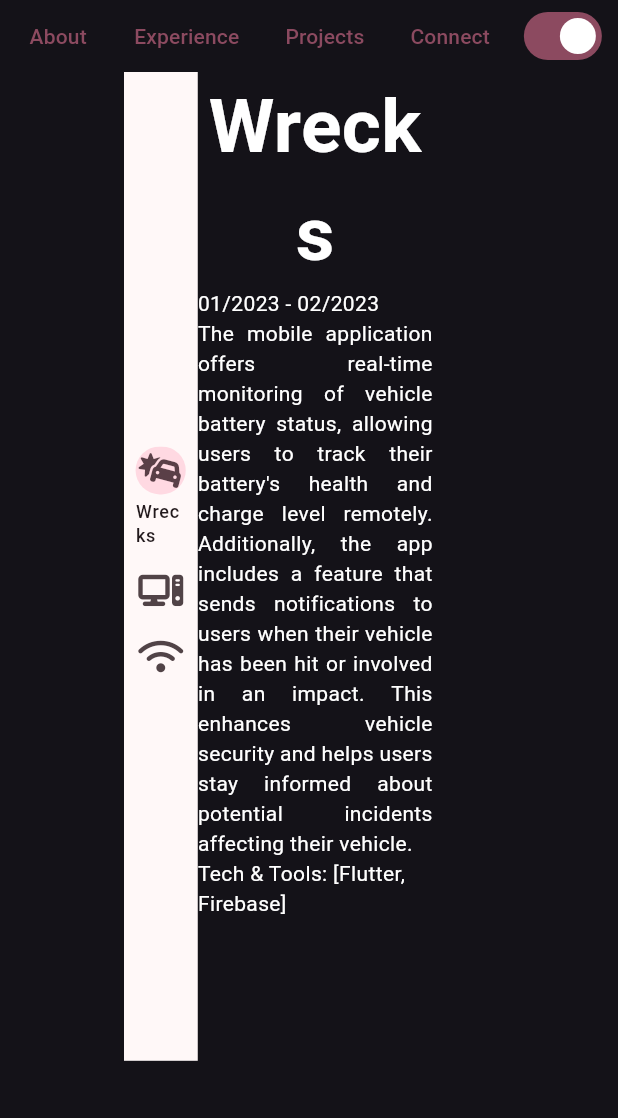
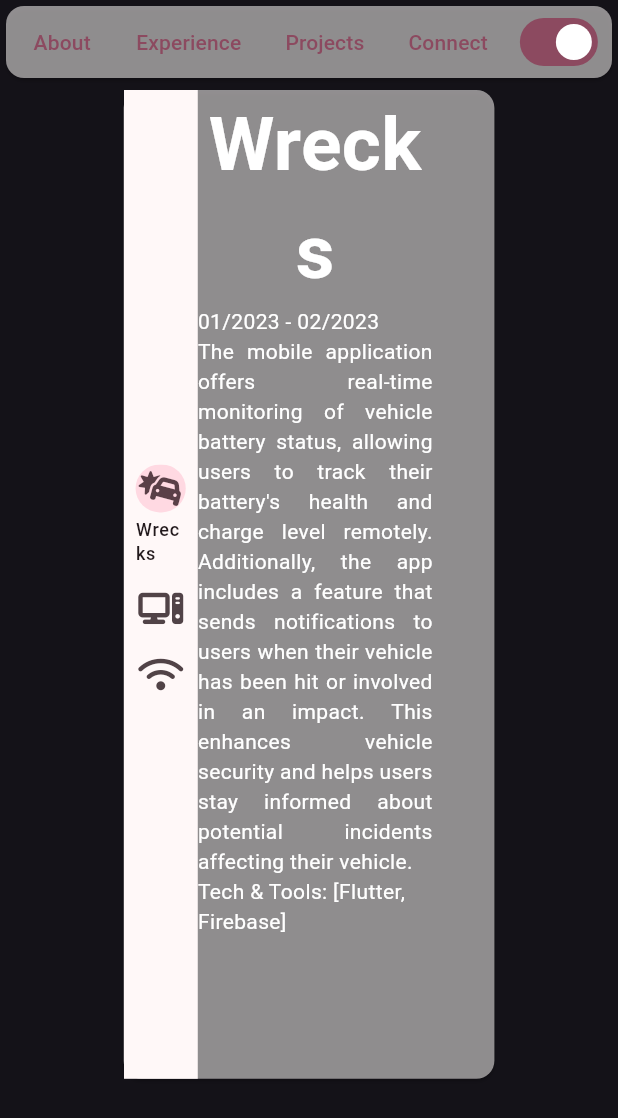
Before and after one commit to Himanshu0307/Portfolio, a Flutter app: the Information widget shown alone on an empty page, opened directly, swiped to page 3, on a phone screen of 412 x 824 dp. Shown: the top 1118 px of the screen. Run offline on Flutter 3.47's test engine with Material 2 defaults, Android fonts, the light colour scheme and no system bars; our stand-ins replace font_awesome_flutter.

Commit message:
commit added card

```diff
--- a/lib/Information/information.dart
+++ b/lib/Information/information.dart
@@ -16,7 +16,8 @@ class Information extends StatelessWidget {
     PageController controller = PageController();
     return Column(
       children: [
-        Row(
+        Card(
+          child: Row(
             mainAxisAlignment: MainAxisAlignment.spaceEvenly,
             children: [
               TextButton(
@@ -61,7 +62,9 @@ class Information extends StatelessWidget {
               })
             ],
           ),
-        SizedBox(
+        ),
+        Card(
+          child: SizedBox(
             width: size.width * 0.6,
             height: size.height * 0.8,
             child: PageView(
@@ -69,6 +72,7 @@ class Information extends StatelessWidget {
               controller: controller,
               children: [const About(), Experience(), Projects(), Connect()],
             ),
+          ),
         )
       ],
     );
--- a/lib/Pages/About/about.dart
+++ b/lib/Pages/About/about.dart
@@ -1,9 +1,32 @@
 import 'package:flutter/material.dart';
 
-class About extends StatelessWidget {
+class About extends StatefulWidget {
   const About({super.key});
-  static const String about =
-      "Absolutely, Himanshu Sharma. Here's an introduction line for your resume portfolio.Dedicated and driven professional with a passion for your profession or field, Himanshu Sharma combines mention a standout skill or characteristic, e.g., 'innovative problem-solving' or 'proven leadership abilities' to achieve impactful results. With a strong foundation in mention relevant expertise or education, I am committed to briefly state your career objective or mission, e.g., 'driving innovation in the tech industry' or 'delivering exceptional client experiences'. My journey is defined by continuous learning and a relentless pursuit of excellence";
+  static const String about = "I'm Himanshu, \n a UI/UX designer \n a Techie ";
+
+  @override
+  State<About> createState() => _AboutState();
+}
+
+class _AboutState extends State<About> with SingleTickerProviderStateMixin {
+  late AnimationController controller;
+  late Animation<double> animation;
+  @override
+  void initState() {
+    super.initState();
+    controller = AnimationController(
+      vsync: this,
+      duration: Duration(seconds: 2),
+    );
+    animation = Tween<double>(begin: 0.0, end: 1.0).animate(controller);
+    controller.forward();
+  }
+
+  @override
+  void dispose() {
+    super.dispose();
+    controller.dispose();
+  }
 
   @override
   Widget build(BuildContext context) {
@@ -14,24 +37,33 @@ class About extends StatelessWidget {
         SizedBox(
           width: size.width * 0.5,
           height: size.height * 0.8,
-          child: const Stack(
+          child: Stack(
             children: [
-              Column(
+              SizedBox(
+                width: size.width * 0.5,
+                height: size.height * 0.8,
+                child: FadeTransition(
+                  opacity: animation,
+                  child: const Column(
+                    crossAxisAlignment: CrossAxisAlignment.center,
+                    mainAxisAlignment: MainAxisAlignment.center,
                     children: [
                       Text(
-                    "ABOUT",
+                        "Hello!",
                         textAlign: TextAlign.center,
                         style: TextStyle(
                           fontWeight: FontWeight.bold,
-                      fontSize: 90,
+                          fontSize: 70,
                         ),
                       ),
                       Text(
-                    about,
-                    textAlign: TextAlign.justify,
+                        About.about,
+                        textAlign: TextAlign.center,
                         softWrap: true,
                       )
                     ],
+                  ),
+                ),
               )
             ],
           ),
--- a/lib/_models/ThemeM.dart
+++ b/lib/_models/ThemeM.dart
@@ -6,13 +6,13 @@ class ThemeM extends ChangeNotifier {
 
   void setDarkMode() {
     theme = Brightness.dark;
-    print("Current Theme:Dark");
+
     notifyListeners();
   }
 
   void setLightMode() {
     theme = Brightness.light;
-    print("Current Theme:Light");
+
     notifyListeners();
   }
 
--- a/pubspec.yaml
+++ b/pubspec.yaml
@@ -66,8 +66,8 @@ flutter:
   assets:
     - assets\image\profile.jpg
     # asset for project
-    - assets\image\csharp.png
-    - assets\image\flask.png
+    - assets\image\bg1.jpg
+    - assets\image\light1.jpg
     - assets\image\flutter.png
     - assets\image\ftp.png
     - assets\image\mqtt.png
```
Also changed, not shown: lib/Main-page/mainpage.dart (+17 -1 lines), lib/SideNacBar/SidenavBar.dart (+3 -6 lines), assets/image/123.jpg (added), assets/image/bg1.jpg (added), assets/image/light1.jpg (added), assets/image/nubelson-fernandes--Xqckh_XVU4-unsplash.jpg (added). Lines whose indentation alone changed are shown as unchanged.
